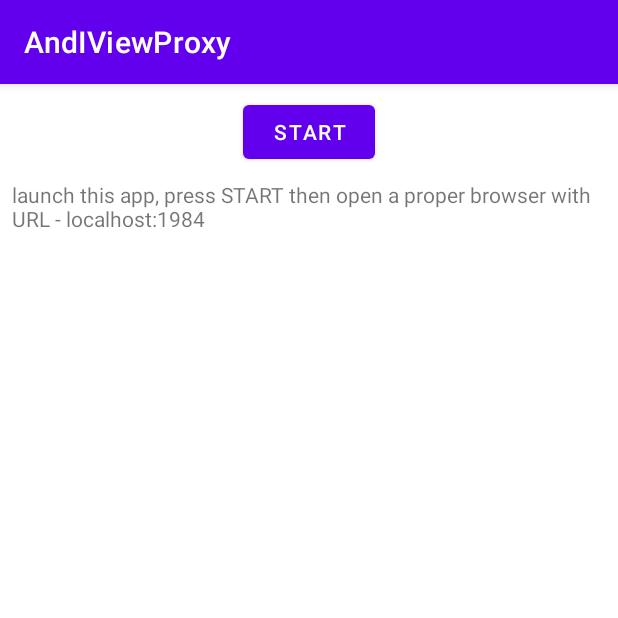
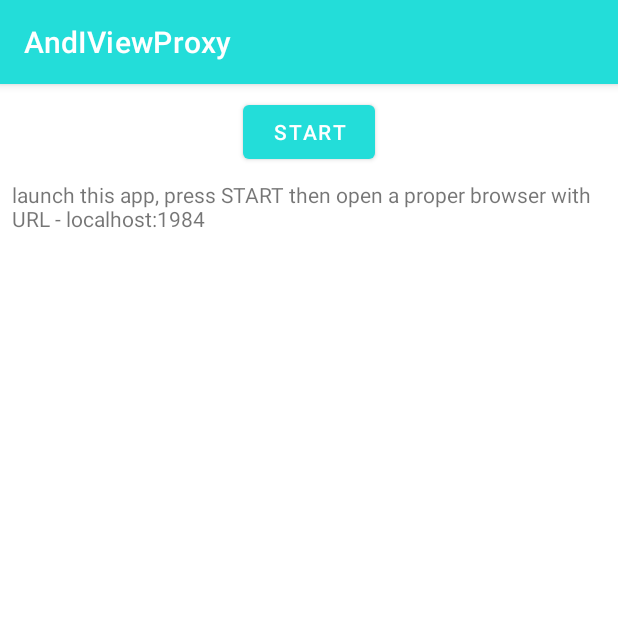
Before and after one commit to kaputnikGo/AndIViewProxy, an Android app: the screen it shows after launch (MainActivity), on a phone screen of 412 x 824 dp, the top half of it. Run offline under Robolectric (Android 15) with nearby library versions, the light colour scheme and no system bars; 3 statements that could not run were skipped.

Commit message:
proto release 2

```diff
--- a/app/build.gradle
+++ b/app/build.gradle
@@ -66,4 +66,5 @@ dependencies {
     testImplementation 'junit:junit:4.13.2'
     androidTestImplementation 'androidx.test.ext:junit:1.1.2'
     androidTestImplementation 'androidx.test.espresso:espresso-core:3.3.0'
+
 }
--- a/app/src/main/res/values-night/themes.xml
+++ b/app/src/main/res/values-night/themes.xml
@@ -2,12 +2,12 @@
     <!-- Base application theme. -->
     <style name="Theme.IViewProxy" parent="Theme.MaterialComponents.DayNight.DarkActionBar">
         <!-- Primary brand color. -->
-        <item name="colorPrimary">@color/purple_200</item>
-        <item name="colorPrimaryVariant">@color/purple_700</item>
-        <item name="colorOnPrimary">@color/black</item>
+        <item name="colorPrimary">@color/iview</item>
+        <item name="colorPrimaryVariant">@color/iview</item>
+        <item name="colorOnPrimary">@color/white</item>
         <!-- Secondary brand color. -->
-        <item name="colorSecondary">@color/teal_200</item>
-        <item name="colorSecondaryVariant">@color/teal_200</item>
+        <item name="colorSecondary">@color/iview_second</item>
+        <item name="colorSecondaryVariant">@color/iview_second</item>
         <item name="colorOnSecondary">@color/black</item>
         <!-- Status bar color. -->
         <item name="android:statusBarColor" tools:targetApi="l">?attr/colorPrimaryVariant</item>
--- a/app/src/main/res/values/colors.xml
+++ b/app/src/main/res/values/colors.xml
@@ -7,4 +7,7 @@
     <color name="teal_700">#FF018786</color>
     <color name="black">#FF000000</color>
     <color name="white">#FFFFFFFF</color>
+
+    <color name="iview">#FF23ddd9</color>
+    <color name="iview_second">#FF2384DD</color>
 </resources>
--- a/app/src/main/res/values/themes.xml
+++ b/app/src/main/res/values/themes.xml
@@ -2,12 +2,12 @@
     <!-- Base application theme. -->
     <style name="Theme.IViewProxy" parent="Theme.MaterialComponents.DayNight.DarkActionBar">
         <!-- Primary brand color. -->
-        <item name="colorPrimary">@color/purple_500</item>
-        <item name="colorPrimaryVariant">@color/purple_700</item>
+        <item name="colorPrimary">@color/iview</item>
+        <item name="colorPrimaryVariant">@color/iview</item>
         <item name="colorOnPrimary">@color/white</item>
         <!-- Secondary brand color. -->
-        <item name="colorSecondary">@color/teal_200</item>
-        <item name="colorSecondaryVariant">@color/teal_700</item>
+        <item name="colorSecondary">@color/iview_second</item>
+        <item name="colorSecondaryVariant">@color/iview_second</item>
         <item name="colorOnSecondary">@color/black</item>
         <!-- Status bar color. -->
         <item name="android:statusBarColor" tools:targetApi="l">?attr/colorPrimaryVariant</item>
```
Also changed, not shown: 1 other file.
